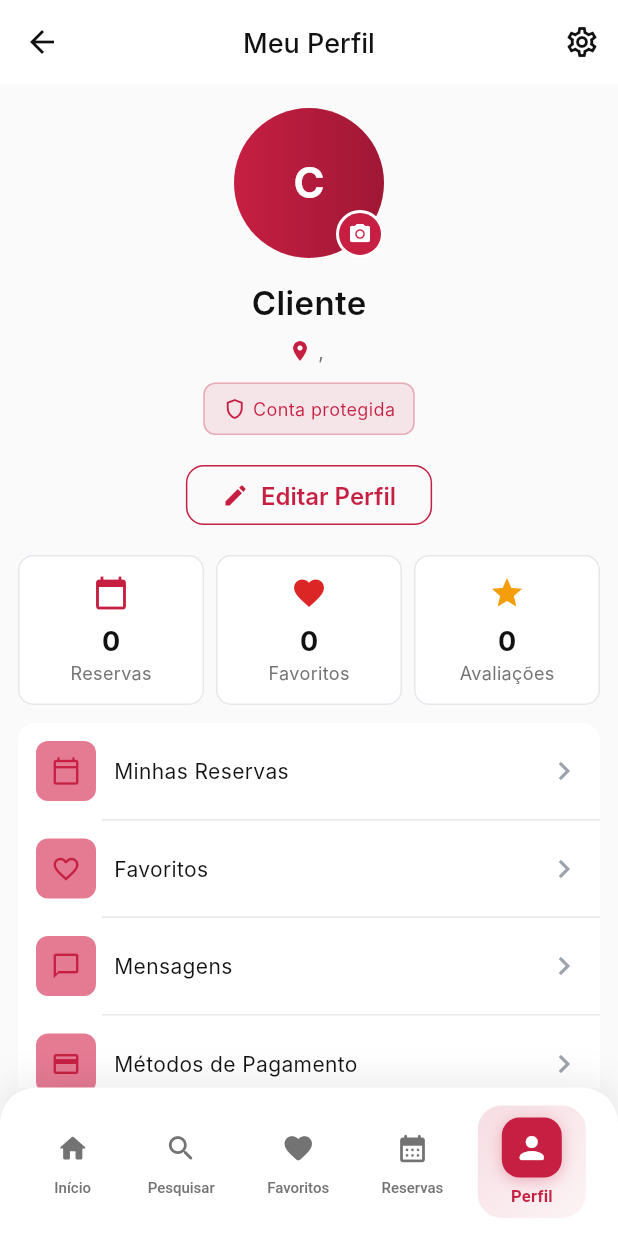
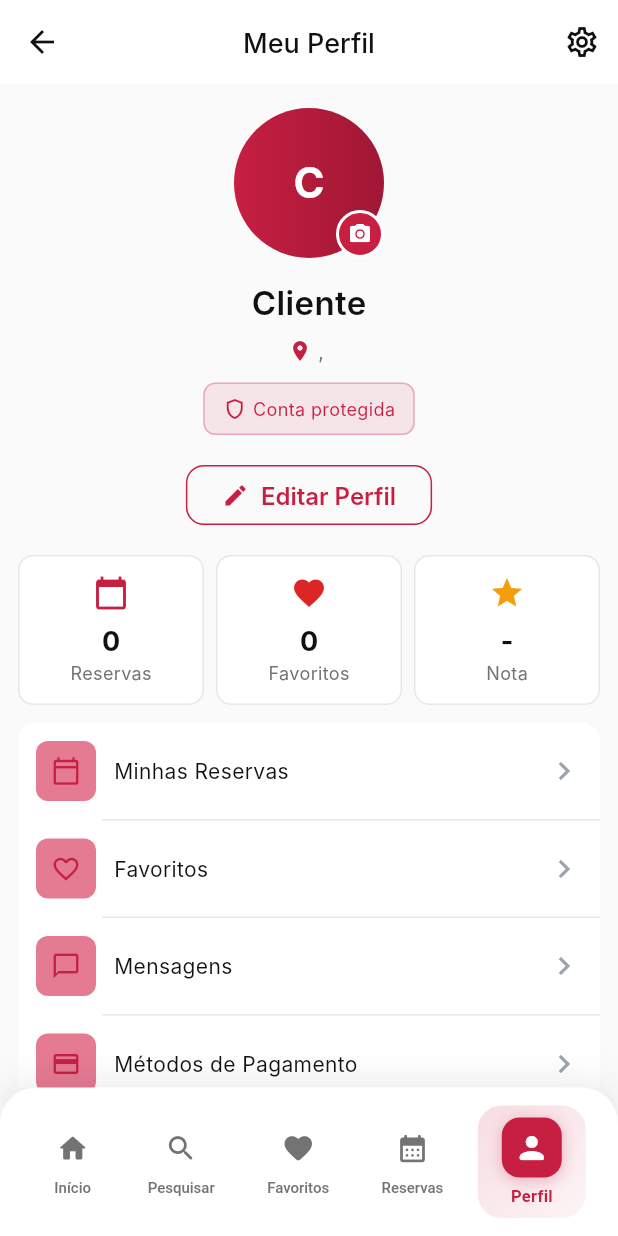
Before and after one commit to davidnduwa001-ai/boda-connect, a Flutter app: the ClientProfileScreen screen opened by its route, on a phone screen of 412 x 824 dp. Run offline on Flutter 3.47's test engine with Material 3 defaults, Android fonts, the phone set to English and light mode, and no system bars; our stand-ins replace cached_network_image, cloud_firestore, cloud_functions, connectivity_plus, dartz, device_info_plus and 28 more; missing offline and left inert: algoliasearch, base32, dart:html, encrypt, firebase_app_check; accounts and stored records are empty; Roboto replaces fonts that are missing (Inter).

Commit message:
Fix critical bugs and production readiness issues
## Booking Flow Fixes
- Fix cancelBooking() to use Cloud Function instead of deprecated method
- Fix rejectBooking() to send reason parameter to server
- Both methods now properly persist rejection/cancellation reasons

## Crash Prevention (RangeError fixes)
- supplier_order_detail_screen.dart: Safe substring for booking ID display
- supplier_order_detail_screen.dart: Safe substring for client ID display
- supplier_orders_screen.dart: Safe substring for booking ID in list

## Client Profile Fix
- Fixed "Avaliações" showing 0 instead of client's actual rating
- Now shows user.rating (defaults to 5.0) with label "Nota"

## Production-Safe Logging
- supplier_basic_data_screen.dart: Use Log class instead of debugPrint
- supplier_verification_pending_screen.dart: Use Log class
- supplier_public_profile_screen.dart: Use Log class

https://claude.ai/code/session_01B1jjEBymkFqKrjZSGeZgQk

```diff
--- a/lib/features/client/presentation/screens/client_profile_screen.dart
+++ b/lib/features/client/presentation/screens/client_profile_screen.dart
@@ -296,6 +296,7 @@ class _ClientProfileScreenState extends ConsumerState<ClientProfileScreen> {
     // Get real counts from providers
     final bookings = ref.watch(clientBookingsProvider);
     final favoritesState = ref.watch(favoritesProvider);
+    final authState = ref.watch(authProvider);
 
     // Count bookings (all non-cancelled)
     final bookingsCount = bookings.where((b) => b.status != BookingStatus.cancelled).length;
@@ -303,8 +304,9 @@ class _ClientProfileScreenState extends ConsumerState<ClientProfileScreen> {
     // Count favorites
     final favoritesCount = favoritesState.favoriteSuppliers.length;
 
-    // Reviews count (we don't have client reviews yet, so keep at 0 or count bookings completed)
-    final reviewsCount = bookings.where((b) => b.status == BookingStatus.completed).length;
+    // Client rating (defaults to 5.0 for new users)
+    final clientRating = authState.user?.rating ?? 5.0;
+    final ratingDisplay = clientRating > 0 ? clientRating.toStringAsFixed(1) : '-';
 
     return Container(
       margin: const EdgeInsets.symmetric(horizontal: AppDimensions.md),
@@ -315,7 +317,7 @@ class _ClientProfileScreenState extends ConsumerState<ClientProfileScreen> {
           const SizedBox(width: AppDimensions.sm),
           _buildStatCard('$favoritesCount', 'Favoritos', Icons.favorite, AppColors.error),
           const SizedBox(width: AppDimensions.sm),
-          _buildStatCard('$reviewsCount', 'Avaliações', Icons.star, AppColors.warning),
+          _buildStatCard(ratingDisplay, 'Nota', Icons.star, AppColors.warning),
         ],
       ),
     );
--- a/lib/features/supplier/presentation/screens/supplier_order_detail_screen.dart
+++ b/lib/features/supplier/presentation/screens/supplier_order_detail_screen.dart
@@ -166,7 +166,7 @@ class _SupplierOrderDetailScreenState
           onPressed: () => context.pop(),
         ),
         title: Text(
-          'Pedido #${booking.id.substring(0, 8)}',
+          'Pedido #${booking.id.length > 8 ? booking.id.substring(0, 8) : booking.id}',
           style: AppTextStyles.h3.copyWith(color: AppColors.gray900),
         ),
         centerTitle: true,
@@ -364,7 +364,7 @@ class _SupplierOrderDetailScreenState
           _buildInfoRow('Nome', booking.clientName ?? 'Cliente'),
           _buildInfoRowWithAction(
             'ID',
-            booking.clientId.substring(0, 12),
+            booking.clientId.length > 12 ? booking.clientId.substring(0, 12) : booking.clientId,
             Icons.copy,
             () => _copyToClipboard(booking.clientId),
           ),
--- a/lib/features/supplier/presentation/screens/supplier_orders_screen.dart
+++ b/lib/features/supplier/presentation/screens/supplier_orders_screen.dart
@@ -349,7 +349,7 @@ class _SupplierOrdersScreenState extends ConsumerState<SupplierOrdersScreen>
                     ),
                   ),
                   Text(
-                    'ID: #${booking.bookingId.substring(0, 8)}',
+                    'ID: #${booking.bookingId.length > 8 ? booking.bookingId.substring(0, 8) : booking.bookingId}',
                     style: AppTextStyles.caption.copyWith(color: AppColors.textSecondary),
                   ),
                 ],
--- a/lib/features/supplier/presentation/screens/supplier_public_profile_screen.dart
+++ b/lib/features/supplier/presentation/screens/supplier_public_profile_screen.dart
@@ -10,6 +10,7 @@ import '../../../../core/constants/dimensions.dart';
 import '../../../../core/constants/text_styles.dart';
 import '../../../../core/routing/route_names.dart';
 import '../../../../core/providers/supplier_provider.dart';
+import '../../../../core/services/logger_service.dart';
 import '../widgets/stats_grid_widget.dart';
 
 class SupplierPublicProfileScreen extends ConsumerStatefulWidget {
@@ -1053,7 +1054,7 @@ class _PortfolioManagementSheetState
       }
       return null;
     } catch (e) {
-      debugPrint('Error uploading image: $e');
+      Log.fail('Error uploading image: $e');
       return null;
     }
   }
--- a/lib/features/supplier/presentation/screens/supplier_verification_pending_screen.dart
+++ b/lib/features/supplier/presentation/screens/supplier_verification_pending_screen.dart
@@ -7,6 +7,7 @@ import '../../../../core/models/supplier_model.dart';
 import '../../../../core/providers/auth_provider.dart';
 import '../../../../core/providers/supplier_provider.dart';
 import '../../../../core/routing/route_names.dart';
+import '../../../../core/services/logger_service.dart';
 import '../../../../core/services/supplier_onboarding_service.dart';
 
 /// Screen shown to suppliers while their account is pending review
@@ -56,7 +57,7 @@ class _SupplierVerificationPendingScreenState
 
         retryCount++;
         if (retryCount < maxRetries) {
-          debugPrint('⚠️ Supplier not loaded, retry $retryCount of $maxRetries...');
+          Log.warn('Supplier not loaded, retry $retryCount of $maxRetries...');
           await Future.delayed(Duration(milliseconds: 500 * retryCount));
         }
       }
```
Also changed, not shown: lib/core/providers/booking_provider.dart (+21 -7 lines), lib/features/supplier/presentation/screens/supplier_basic_data_screen.dart (+5 -4 lines).
